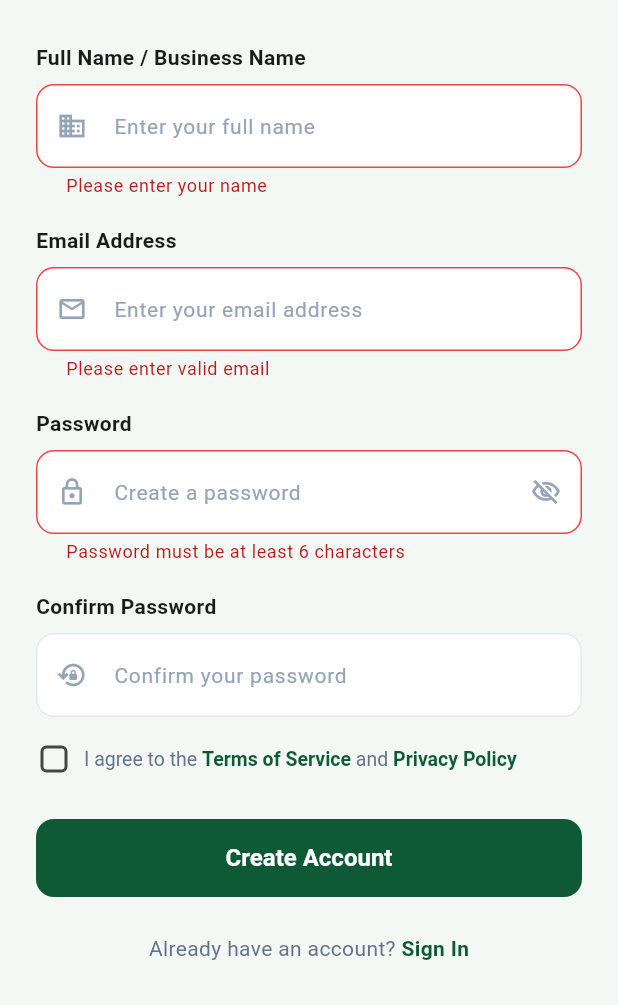
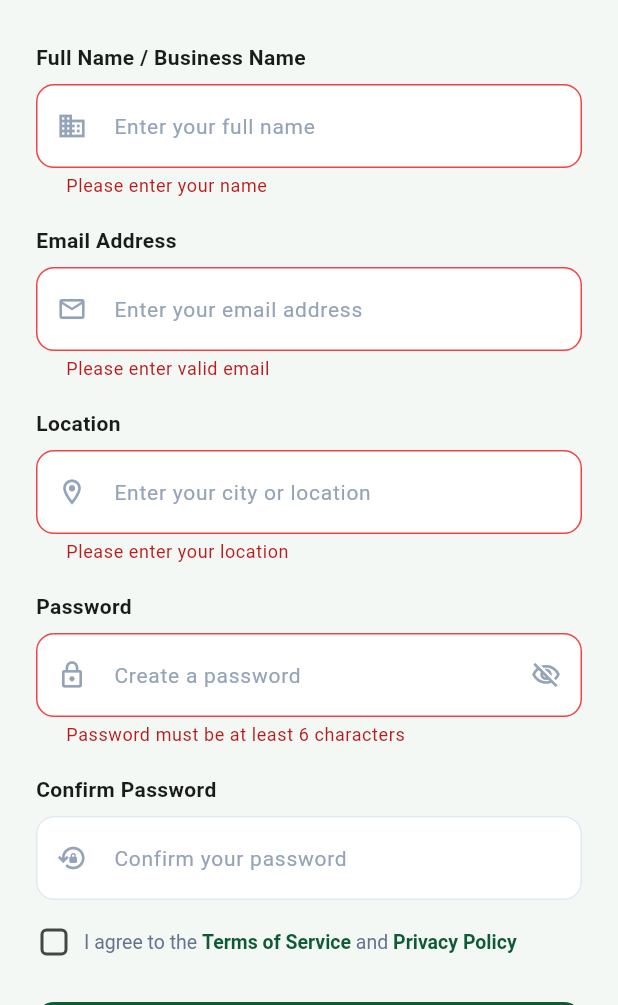
Before and after one commit to ShradhaSaxena23/SmartShelf, a Flutter app: the screen it shows after launch, after a tap on "Sign up", after a tap on "Create Account", on a phone screen of 412 x 824 dp, the part 231-1236 px from its top. Run offline on Flutter 3.47's test engine with Material 3 defaults, Android fonts, the phone set to English and light mode, and no system bars; our stand-ins replace geolocator, image_picker; accounts and stored records are empty.

Commit message:
added location field

```diff
--- a/lib/models/user_model.dart
+++ b/lib/models/user_model.dart
@@ -3,6 +3,7 @@ class UserModel {
   final String email;
   final String displayName;
   final String? phoneNumber;
+  final String? location;
   final DateTime createdAt;
 
   UserModel({
@@ -10,6 +11,7 @@ class UserModel {
     required this.email,
     required this.displayName,
     this.phoneNumber,
+    this.location,
     required this.createdAt,
   });
 
@@ -19,6 +21,7 @@ class UserModel {
       email: json['email'] as String,
       displayName: json['displayName'] as String,
       phoneNumber: json['phoneNumber'] as String?,
+      location: json['location'] as String?,
       createdAt: DateTime.parse(json['createdAt'] as String),
     );
   }
@@ -29,6 +32,7 @@ class UserModel {
       'email': email,
       'displayName': displayName,
       'phoneNumber': phoneNumber,
+      'location': location,
       'createdAt': createdAt.toIso8601String(),
     };
   }
--- a/lib/providers/auth_provider.dart
+++ b/lib/providers/auth_provider.dart
@@ -41,13 +41,13 @@ class AuthProvider extends ChangeNotifier {
     }
   }
 
-  Future<bool> signUp(String name, String email, String password) async {
+  Future<bool> signUp(String name, String email, String password, {String? location}) async {
     _setLoading(true);
     _errorMessage = null;
     try {
       // Register the account but don't log the user in.
       // User must sign in separately after account creation.
-      await _authRepository.signUp(name: name, email: email, password: password);
+      await _authRepository.signUp(name: name, email: email, password: password, location: location);
       _setLoading(false);
       return true;
     } catch (e) {
--- a/lib/repositories/auth_repository.dart
+++ b/lib/repositories/auth_repository.dart
@@ -5,7 +5,7 @@ abstract class AuthRepository {
   Stream<UserModel?> get authStateChanges;
 
   Future<UserModel> signIn({required String email, required String password});
-  Future<UserModel> signUp({required String name, required String email, required String password});
+  Future<UserModel> signUp({required String name, required String email, required String password, String? location});
   Future<void> sendPasswordResetEmail({required String email});
   Future<void> signOut();
 }
--- a/lib/repositories/mock_auth_repository.dart
+++ b/lib/repositories/mock_auth_repository.dart
@@ -46,7 +46,7 @@ class MockAuthRepository implements AuthRepository {
   }
 
   @override
-  Future<UserModel> signUp({required String name, required String email, required String password}) async {
+  Future<UserModel> signUp({required String name, required String email, required String password, String? location}) async {
     await Future.delayed(const Duration(milliseconds: 800));
     final normalizedEmail = email.trim().toLowerCase();
 
@@ -60,6 +60,7 @@ class MockAuthRepository implements AuthRepository {
       'uid': newUid,
       'password': password,
       'name': name,
+      if (location != null) 'location': location,
     };
 
     // Return the created user model but do NOT log them in.
@@ -68,6 +69,7 @@ class MockAuthRepository implements AuthRepository {
       uid: newUid,
       email: normalizedEmail,
       displayName: name,
+      location: location,
       createdAt: DateTime.now(),
     );
   }
--- a/lib/screens/signup_screen.dart
+++ b/lib/screens/signup_screen.dart
@@ -21,6 +21,7 @@ class _SignUpScreenState extends State<SignUpScreen> {
   final _formKey = GlobalKey<FormState>();
   final _nameController = TextEditingController();
   final _emailController = TextEditingController();
+  final _locationController = TextEditingController();
   final _passwordController = TextEditingController();
   final _confirmPasswordController = TextEditingController();
   bool _obscurePassword = true;
@@ -30,6 +31,7 @@ class _SignUpScreenState extends State<SignUpScreen> {
   void dispose() {
     _nameController.dispose();
     _emailController.dispose();
+    _locationController.dispose();
     _passwordController.dispose();
     _confirmPasswordController.dispose();
     super.dispose();
@@ -49,6 +51,9 @@ class _SignUpScreenState extends State<SignUpScreen> {
         _nameController.text,
         _emailController.text,
         _passwordController.text,
+        location: _locationController.text.trim().isNotEmpty
+            ? _locationController.text.trim()
+            : null,
       );
 
       if (success && mounted) {
@@ -143,6 +148,18 @@ class _SignUpScreenState extends State<SignUpScreen> {
                 prefixIcon: Icon(Icons.email_outlined, size: 20, color: AppTheme.textMuted),
               ),
               validator: (val) => (val == null || !val.contains('@')) ? 'Please enter valid email' : null,
+            ),
+            const SizedBox(height: 18),
+
+            const Text('Location', style: TextStyle(fontWeight: FontWeight.w600, fontSize: 14)),
+            const SizedBox(height: 8),
+            TextFormField(
+              controller: _locationController,
+              decoration: const InputDecoration(
+                hintText: 'Enter your city or location',
+                prefixIcon: Icon(Icons.location_on_outlined, size: 20, color: AppTheme.textMuted),
+              ),
+              validator: (val) => (val == null || val.trim().isEmpty) ? 'Please enter your location' : null,
             ),
             const SizedBox(height: 18),
 
@@ -336,6 +353,18 @@ class _SignUpScreenState extends State<SignUpScreen> {
                       ),
                       const SizedBox(height: 16),
 
+                      const Text('Location', style: TextStyle(fontWeight: FontWeight.w600, fontSize: 14)),
+                      const SizedBox(height: 8),
+                      TextFormField(
+                        controller: _locationController,
+                        decoration: const InputDecoration(
+                          hintText: 'Enter your city or location',
+                          prefixIcon: Icon(Icons.location_on_outlined, size: 20),
+                        ),
+                        validator: (val) => (val == null || val.trim().isEmpty) ? 'Please enter your location' : null,
+                      ),
+                      const SizedBox(height: 16),
+
                       const Text('Password', style: TextStyle(fontWeight: FontWeight.w600, fontSize: 14)),
                       const SizedBox(height: 8),
                       TextFormField(
```
